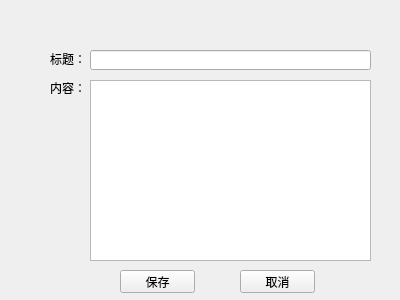
Old version of the form QtSearchWindow/QtSearchWindow/New.ui in the repository haizeiwang10086/file_save_haizeiwang10086.
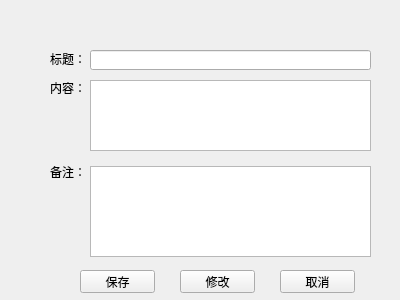
New version of the form.

Patch:
```diff
--- a/QtSearchWindow/QtSearchWindow/New.ui
+++ b/QtSearchWindow/QtSearchWindow/New.ui
@@ -32,7 +32,7 @@
      <x>90</x>
      <y>80</y>
      <width>281</width>
-     <height>181</height>
+     <height>71</height>
     </rect>
    </property>
   </widget>
@@ -62,7 +62,7 @@
   <widget class="QPushButton" name="save">
    <property name="geometry">
     <rect>
-     <x>120</x>
+     <x>80</x>
      <y>270</y>
      <width>75</width>
      <height>23</height>
@@ -75,7 +75,7 @@
   <widget class="QPushButton" name="cancle">
    <property name="geometry">
     <rect>
-     <x>240</x>
+     <x>280</x>
      <y>270</y>
      <width>75</width>
      <height>23</height>
@@ -85,6 +85,42 @@
     <string>取消</string>
    </property>
   </widget>
+  <widget class="QLabel" name="label_remarks">
+   <property name="geometry">
+    <rect>
+     <x>50</x>
+     <y>166</y>
+     <width>54</width>
+     <height>12</height>
+    </rect>
+   </property>
+   <property name="text">
+    <string>备注：</string>
+   </property>
+  </widget>
+  <widget class="QTextEdit" name="textEdit_remarks">
+   <property name="geometry">
+    <rect>
+     <x>90</x>
+     <y>166</y>
+     <width>281</width>
+     <height>91</height>
+    </rect>
+   </property>
+  </widget>
+  <widget class="QPushButton" name="btn_modify">
+   <property name="geometry">
+    <rect>
+     <x>180</x>
+     <y>270</y>
+     <width>75</width>
+     <height>23</height>
+    </rect>
+   </property>
+   <property name="text">
+    <string>修改</string>
+   </property>
+  </widget>
  </widget>
  <resources/>
  <connections/>
```
